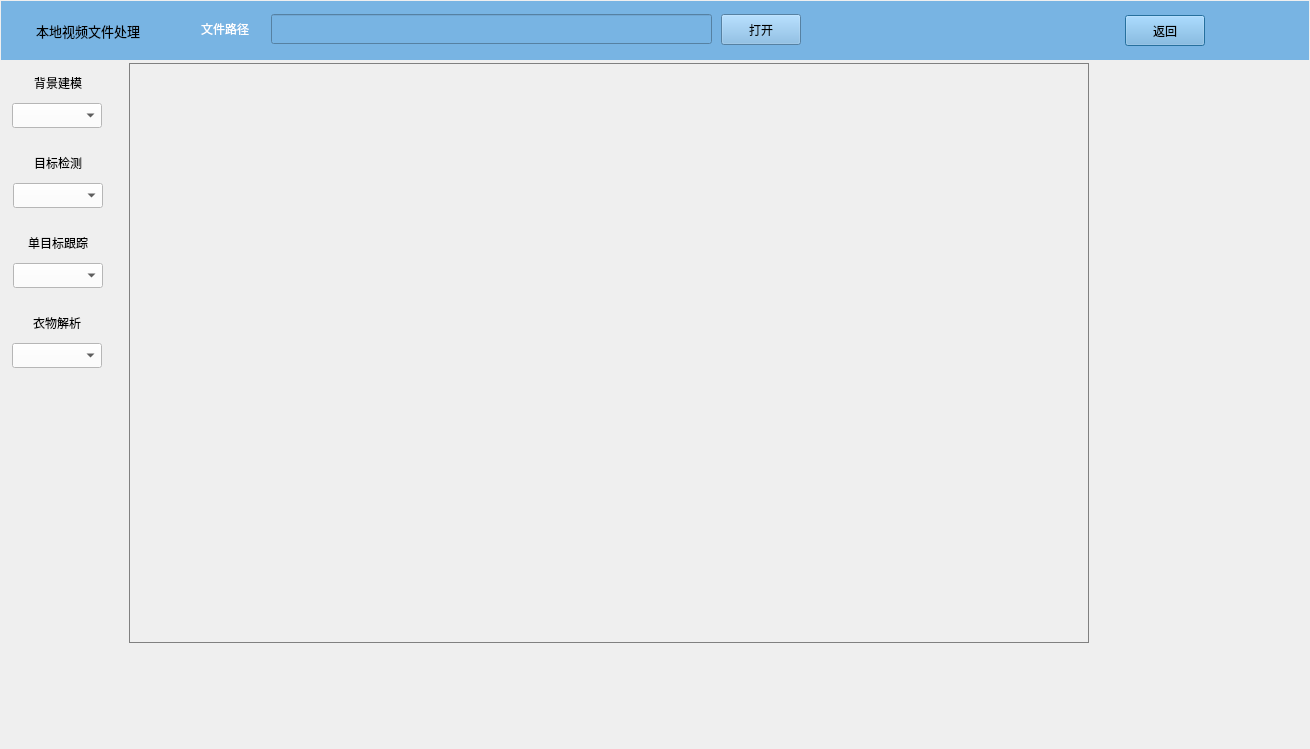
Above: VisionAlgShow/offline.ui from MMAPer/VisionAlgShow before the change. Below: the same form after it.
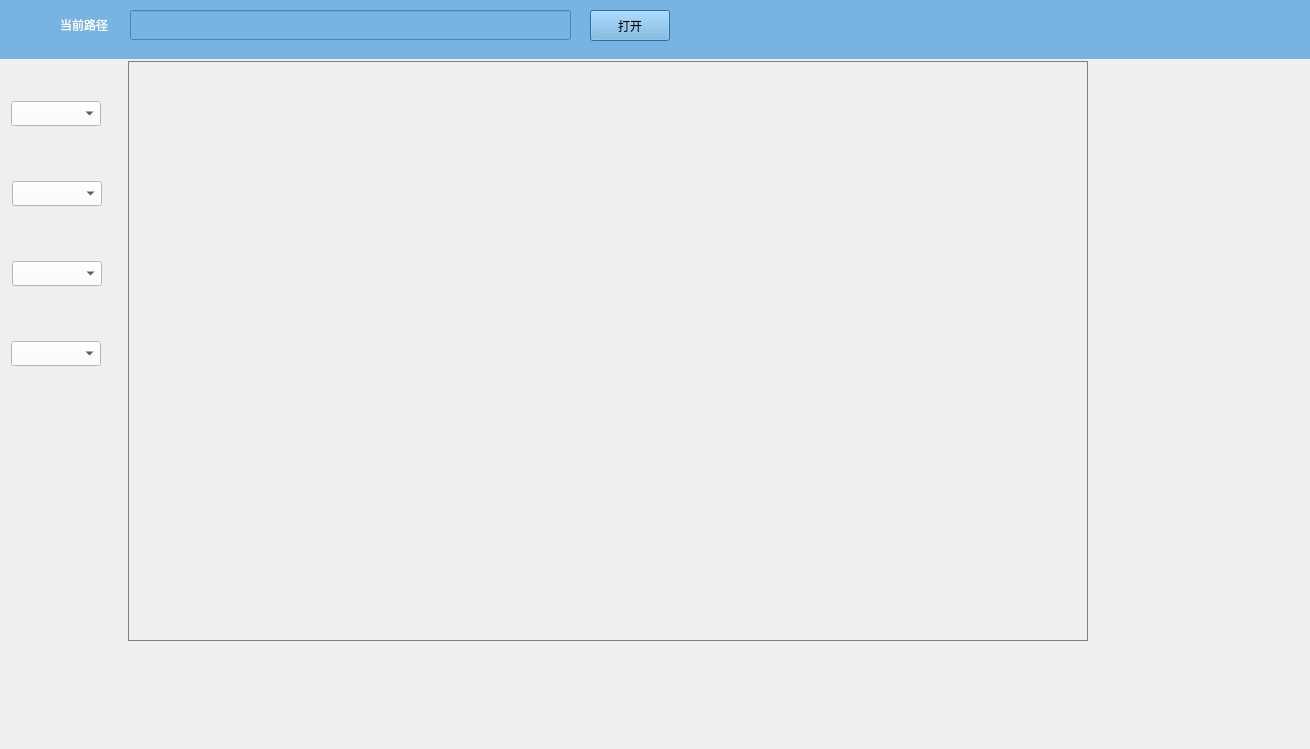
That is the form after the change.

Diff of the .ui file:
```diff
--- a/VisionAlgShow/offline.ui
+++ b/VisionAlgShow/offline.ui
@@ -21,19 +21,19 @@
   </property>
   <layout class="QGridLayout" name="gridLayout">
    <property name="leftMargin">
-    <number>1</number>
+    <number>0</number>
    </property>
    <property name="topMargin">
-    <number>1</number>
+    <number>0</number>
    </property>
    <property name="rightMargin">
-    <number>1</number>
+    <number>0</number>
    </property>
    <property name="bottomMargin">
-    <number>1</number>
+    <number>0</number>
    </property>
    <property name="spacing">
-    <number>1</number>
+    <number>0</number>
    </property>
    <item row="0" column="0">
     <widget class="QWidget" name="widge_title" native="true">
@@ -55,89 +55,11 @@
      <property name="styleSheet">
       <string notr="true">background-color:#78b4e3;</string>
      </property>
-     <widget class="QLabel" name="label_ico">
-      <property name="geometry">
-       <rect>
-        <x>1</x>
-        <y>5</y>
-        <width>30</width>
-        <height>50</height>
-       </rect>
-      </property>
-      <property name="sizePolicy">
-       <sizepolicy hsizetype="Fixed" vsizetype="Preferred">
-        <horstretch>0</horstretch>
-        <verstretch>0</verstretch>
-       </sizepolicy>
-      </property>
-      <property name="minimumSize">
-       <size>
-        <width>30</width>
-        <height>0</height>
-       </size>
-      </property>
-      <property name="text">
-       <string/>
-      </property>
-      <property name="alignment">
-       <set>Qt::AlignCenter</set>
-      </property>
-     </widget>
-     <widget class="QLabel" name="label_title">
-      <property name="geometry">
-       <rect>
-        <x>35</x>
-        <y>5</y>
-        <width>104</width>
-        <height>50</height>
-       </rect>
-      </property>
-      <property name="sizePolicy">
-       <sizepolicy hsizetype="Fixed" vsizetype="Preferred">
-        <horstretch>0</horstretch>
-        <verstretch>0</verstretch>
-       </sizepolicy>
-      </property>
-      <property name="font">
-       <font>
-        <family>微软雅黑</family>
-        <pointsize>10</pointsize>
-        <weight>50</weight>
-        <italic>false</italic>
-        <bold>false</bold>
-       </font>
-      </property>
-      <property name="styleSheet">
-       <string notr="true">font:10pt &quot;微软雅黑&quot;;</string>
-      </property>
-      <property name="text">
-       <string>本地视频文件处理</string>
-      </property>
-     </widget>
-     <widget class="QPushButton" name="btn_back">
-      <property name="geometry">
-       <rect>
-        <x>1124</x>
-        <y>14</y>
-        <width>80</width>
-        <height>31</height>
-       </rect>
-      </property>
-      <property name="sizePolicy">
-       <sizepolicy hsizetype="Fixed" vsizetype="Fixed">
-        <horstretch>0</horstretch>
-        <verstretch>0</verstretch>
-       </sizepolicy>
-      </property>
-      <property name="text">
-       <string>返回</string>
-      </property>
-     </widget>
      <widget class="QLabel" name="label_dir">
       <property name="geometry">
        <rect>
-        <x>200</x>
-        <y>13</y>
+        <x>60</x>
+        <y>10</y>
         <width>60</width>
         <height>30</height>
        </rect>
@@ -152,14 +74,14 @@
        <string notr="true">color:white;</string>
       </property>
       <property name="text">
-       <string>文件路径</string>
+       <string>当前路径</string>
       </property>
      </widget>
      <widget class="QPushButton" name="btn_open">
       <property name="geometry">
        <rect>
-        <x>720</x>
-        <y>13</y>
+        <x>590</x>
+        <y>10</y>
         <width>80</width>
         <height>31</height>
        </rect>
@@ -177,8 +99,8 @@
      <widget class="QLineEdit" name="text_dir">
       <property name="geometry">
        <rect>
-        <x>270</x>
-        <y>13</y>
+        <x>130</x>
+        <y>10</y>
         <width>441</width>
         <height>30</height>
        </rect>
@@ -258,56 +180,6 @@
            <string notr="true">background-color:white;color:black;</string>
           </property>
          </widget>
-         <widget class="QLabel" name="lab_od">
-          <property name="geometry">
-           <rect>
-            <x>1</x>
-            <y>90</y>
-            <width>90</width>
-            <height>20</height>
-           </rect>
-          </property>
-          <property name="sizePolicy">
-           <sizepolicy hsizetype="Minimum" vsizetype="Fixed">
-            <horstretch>0</horstretch>
-            <verstretch>0</verstretch>
-           </sizepolicy>
-          </property>
-          <property name="styleSheet">
-           <string notr="true">color:black;</string>
-          </property>
-          <property name="text">
-           <string>目标检测</string>
-          </property>
-          <property name="alignment">
-           <set>Qt::AlignCenter</set>
-          </property>
-         </widget>
-         <widget class="QLabel" name="lab_bg">
-          <property name="geometry">
-           <rect>
-            <x>1</x>
-            <y>10</y>
-            <width>90</width>
-            <height>20</height>
-           </rect>
-          </property>
-          <property name="sizePolicy">
-           <sizepolicy hsizetype="Minimum" vsizetype="Fixed">
-            <horstretch>0</horstretch>
-            <verstretch>0</verstretch>
-           </sizepolicy>
-          </property>
-          <property name="styleSheet">
-           <string notr="true">color:black;</string>
-          </property>
-          <property name="text">
-           <string>背景建模</string>
-          </property>
-          <property name="alignment">
-           <set>Qt::AlignCenter</set>
-          </property>
-         </widget>
          <widget class="QComboBox" name="cbox_bg">
           <property name="geometry">
            <rect>
@@ -321,31 +193,6 @@
            <string notr="true">background-color:white;color:black;</string>
           </property>
          </widget>
-         <widget class="QLabel" name="lab_sot">
-          <property name="geometry">
-           <rect>
-            <x>1</x>
-            <y>170</y>
-            <width>90</width>
-            <height>20</height>
-           </rect>
-          </property>
-          <property name="sizePolicy">
-           <sizepolicy hsizetype="Minimum" vsizetype="Fixed">
-            <horstretch>0</horstretch>
-            <verstretch>0</verstretch>
-           </sizepolicy>
-          </property>
-          <property name="styleSheet">
-           <string notr="true">color:black;</string>
-          </property>
-          <property name="text">
-           <string>单目标跟踪</string>
-          </property>
-          <property name="alignment">
-           <set>Qt::AlignCenter</set>
-          </property>
-         </widget>
          <widget class="QComboBox" name="cbox_sot">
           <property name="geometry">
            <rect>
@@ -359,31 +206,6 @@
            <string notr="true">background-color:white;color:black;</string>
           </property>
          </widget>
-         <widget class="QLabel" name="lab_sm">
-          <property name="geometry">
-           <rect>
-            <x>0</x>
-            <y>250</y>
-            <width>90</width>
-            <height>20</height>
-           </rect>
-          </property>
-          <property name="sizePolicy">
-           <sizepolicy hsizetype="Minimum" vsizetype="Fixed">
-            <horstretch>0</horstretch>
-            <verstretch>0</verstretch>
-           </sizepolicy>
-          </property>
-          <property name="styleSheet">
-           <string notr="true">color:black;</string>
-          </property>
-          <property name="text">
-           <string>衣物解析</string>
-          </property>
-          <property name="alignment">
-           <set>Qt::AlignCenter</set>
-          </property>
-         </widget>
          <widget class="QComboBox" name="cbox_sm">
           <property name="geometry">
            <rect>
```
